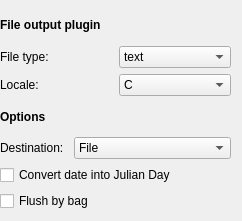
vle-forge/packages, file gvle2.output/src/file/FilePluginGvle.ui: the form before one commit.
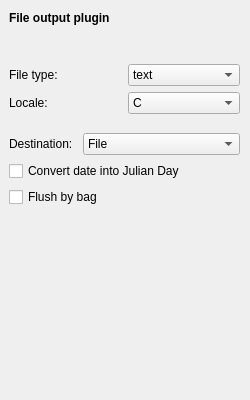
The form after the commit.

Commit message: gvle2.output: update according vle API

Patch:
```diff
--- a/gvle2.output/src/file/FilePluginGvle.ui
+++ b/gvle2.output/src/file/FilePluginGvle.ui
@@ -6,8 +6,8 @@
    <rect>
     <x>0</x>
     <y>0</y>
-    <width>242</width>
-    <height>221</height>
+    <width>250</width>
+    <height>400</height>
    </rect>
   </property>
   <property name="windowTitle">
@@ -16,27 +16,13 @@
   <widget class="QWidget" name="layoutWidget">
    <property name="geometry">
     <rect>
-     <x>0</x>
-     <y>10</y>
+     <x>9</x>
+     <y>51</y>
      <width>231</width>
-     <height>201</height>
+     <height>171</height>
     </rect>
    </property>
    <layout class="QVBoxLayout" name="verticalLayout_3">
-    <item>
-     <widget class="QLabel" name="labelTitleOne">
-      <property name="font">
-       <font>
-        <weight>75</weight>
-        <bold>true</bold>
-        <strikeout>false</strikeout>
-       </font>
-      </property>
-      <property name="text">
-       <string>File output plugin</string>
-      </property>
-     </widget>
-    </item>
     <item>
      <layout class="QVBoxLayout" name="verticalLayout">
       <item>
@@ -96,20 +82,6 @@
       </item>
      </layout>
     </item>
-    <item>
-     <widget class="QLabel" name="labelOptions">
-      <property name="font">
-       <font>
-        <weight>75</weight>
-        <bold>true</bold>
-        <strikeout>false</strikeout>
-       </font>
-      </property>
-      <property name="text">
-       <string>Options</string>
-      </property>
-     </widget>
-    </item>
     <item>
      <layout class="QVBoxLayout" name="verticalLayout_2">
       <item>
@@ -160,6 +132,26 @@
     </item>
    </layout>
   </widget>
+  <widget class="QLabel" name="labelTitleOne">
+   <property name="geometry">
+    <rect>
+     <x>9</x>
+     <y>9</y>
+     <width>128</width>
+     <height>17</height>
+    </rect>
+   </property>
+   <property name="font">
+    <font>
+     <weight>75</weight>
+     <bold>true</bold>
+     <strikeout>false</strikeout>
+    </font>
+   </property>
+   <property name="text">
+    <string>File output plugin</string>
+   </property>
+  </widget>
  </widget>
  <resources/>
  <connections/>
```
The commit also changes 3 other files.
